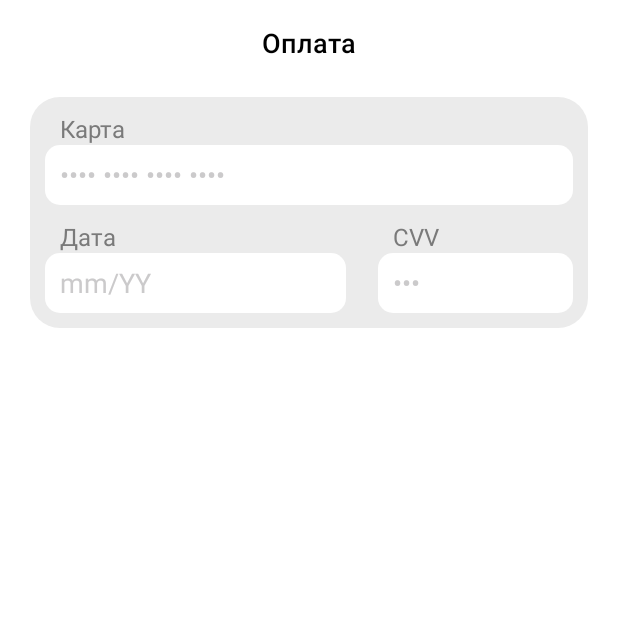
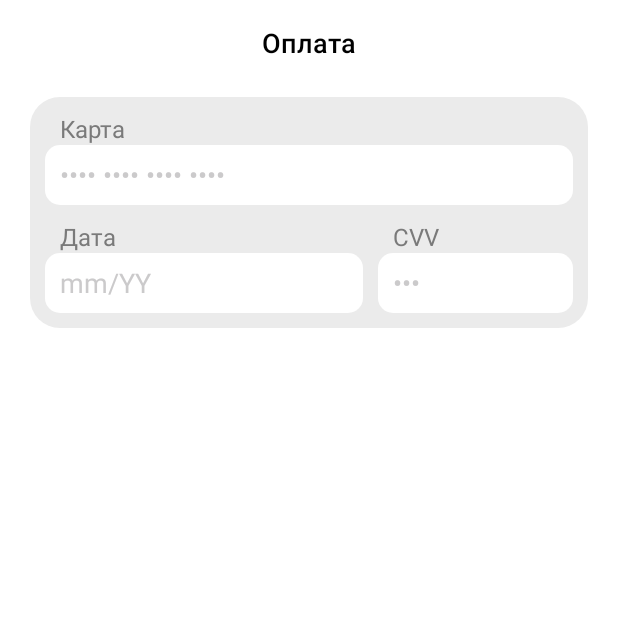
Before and after one commit to PotaninPM/PROD-Second-Tour-2025, an Android app: the fragment PaymentFragment shown on its own in the app's theme, on a phone screen of 412 x 824 dp, the top half of it. Run offline under Robolectric (Android 15) with nearby library versions, the phone set to English and light mode, and no system bars.

Commit message:
check 11 task

```diff
--- a/solution/src/main/kotlin/com/prod/solution/impl/ui/payment/PaymentScreenView.kt
+++ b/solution/src/main/kotlin/com/prod/solution/impl/ui/payment/PaymentScreenView.kt
@@ -3,7 +3,9 @@ package com.prod.solution.impl.ui.payment
 import android.content.Context
 import android.util.AttributeSet
 import android.view.LayoutInflater
+import android.view.View
 import android.widget.RelativeLayout
+import androidx.core.widget.addTextChangedListener
 import com.prod.core.api.ui.payment.PaymentState
 import com.prod.solution.databinding.PaymentViewBinding
 
@@ -37,8 +39,53 @@ class PaymentScreenView @JvmOverloads constructor(
         onCardCvvChanged: (String) -> Unit,
         onPayButtonClicked: (PaymentState) -> Unit
     ) {
-        with(binding) {
 
+        /*binding.tilCardNumber.editText?.apply {
+            setText(paymentState.cardNumber)
+            addTextChangedListener {
+                val text = it.toString()
+                onCardNumberChanged(text)
+            }
         }
+
+        binding.tvCardError.visibility = if (paymentState.isCardNumberValid) {
+            View.GONE
+        } else {
+            View.VISIBLE
+        }
+
+        binding.tilExpDate.editText?.apply {
+            setText(paymentState.cardDate)
+            addTextChangedListener {
+                val text = it.toString()
+                onCardDateChanged(text)
+            }
+        }
+
+        binding.tvExpDateError.visibility = if (paymentState.isCardDateValid) {
+            View.GONE
+        } else {
+            View.VISIBLE
+        }
+
+        binding.tilCvv.editText?.apply {
+            setText(paymentState.cardCvv)
+            addTextChangedListener {
+                val text = it.toString()
+                onCardCvvChanged(text)
+            }
+        }
+
+        binding.tvCvvError.visibility = if (paymentState.isCardCvvValid) {
+            View.GONE
+        } else {
+            View.VISIBLE
+        }
+
+        binding.btnPay.isEnabled = paymentState.isPaymentAvailable
+
+        binding.btnPay.setOnClickListener {
+            onPayButtonClicked(paymentState)
+        }*/
     }
 }
--- a/solution/src/main/res/layout/payment_view.xml
+++ b/solution/src/main/res/layout/payment_view.xml
@@ -24,8 +24,7 @@
         android:layout_height="wrap_content"
         android:background="@drawable/payment_box_bg"
         android:layout_marginHorizontal="20dp"
-        android:padding="10dp"
-        android:paddingHorizontal="10dp"
+        android:paddingVertical="10dp"
         android:layout_marginTop="24dp"
         app:layout_constraintTop_toBottomOf="@id/tvTitle"
         app:layout_constraintStart_toStartOf="parent"
@@ -35,28 +34,28 @@
             android:id="@+id/linearLayout"
             android:layout_width="match_parent"
             android:layout_height="wrap_content"
+            android:layout_marginHorizontal="10dp"
             android:orientation="vertical"
-            app:layout_constraintTop_toTopOf="parent"
-            tools:layout_editor_absoluteX="10dp">
+            app:layout_constraintTop_toTopOf="parent">
 
             <TextView
                 android:layout_width="wrap_content"
                 android:layout_height="wrap_content"
-                android:textSize="16dp"
+                android:layout_marginStart="10dp"
+                android:text="Карта"
                 android:textColor="#7A7A7A"
-                android:layout_marginStart="10dp"
-                android:text="Карта" />
+                android:textSize="16dp" />
 
             <TextView
                 android:id="@+id/cardError"
-                android:textColor="#FF0000"
-                android:textSize="16sp"
-                android:includeFontPadding="false"
-                android:visibility="gone"
                 android:layout_width="wrap_content"
                 android:layout_height="wrap_content"
                 android:layout_marginStart="10dp"
-                android:text="Неверно" />
+                android:includeFontPadding="false"
+                android:text="Неверно"
+                android:textColor="#FF0000"
+                android:textSize="16sp"
+                android:visibility="gone" />
 
             <EditText
                 android:id="@+id/etCardNumber"
@@ -64,50 +63,45 @@
                 android:layout_height="40dp"
                 android:background="@drawable/edit_text_bg"
                 android:hint="•••• •••• •••• ••••"
-                android:textColorHint="#CBCACB"
                 android:inputType="number"
                 android:paddingStart="10dp"
                 android:textColor="#7A7A7A"
+                android:textColorHint="#CBCACB"
                 android:textSize="18sp"
                 app:layout_constraintEnd_toEndOf="parent"
                 app:layout_constraintStart_toStartOf="parent"
                 app:layout_constraintTop_toTopOf="parent" />
         </LinearLayout>
 
-        <androidx.constraintlayout.widget.ConstraintLayout
-            android:layout_width="match_parent"
-            android:layout_height="wrap_content"
-            android:orientation="horizontal"
-            app:layout_constraintTop_toBottomOf="@+id/linearLayout">
-
         <LinearLayout
             android:id="@+id/linearLayout2"
             android:layout_width="0dp"
             android:layout_height="wrap_content"
+            android:orientation="vertical"
+            android:layout_marginStart="10dp"
             android:layout_marginTop="10dp"
-                android:orientation="vertical"
             app:layout_constraintStart_toStartOf="parent"
-                app:layout_constraintTop_toTopOf="parent"
+            app:layout_constraintTop_toBottomOf="@+id/linearLayout"
             app:layout_constraintWidth_percent="0.57">
 
             <TextView
                 android:layout_width="wrap_content"
                 android:layout_height="wrap_content"
-                    android:textSize="16dp"
+                android:layout_marginStart="10dp"
+                android:text="Дата"
                 android:textColor="#7A7A7A"
-                    android:layout_marginStart="10dp"
-                    android:text="Дата" />
+                android:textSize="16dp" />
 
             <TextView
                 android:id="@+id/dateError"
-                    android:textColor="#FF0000"
-                    android:textSize="16sp"
-                    android:includeFontPadding="false"
-                    android:visibility="gone"
                 android:layout_width="wrap_content"
                 android:layout_height="wrap_content"
                 android:layout_marginStart="10dp"
-                    android:text="Неверно" />
+                android:includeFontPadding="false"
+                android:text="Неверно"
+                android:textColor="#FF0000"
+                android:textSize="16sp"
+                android:visibility="gone" />
 
             <EditText
                 android:id="@+id/etCardDate"
@@ -115,42 +109,44 @@
                 android:layout_height="40dp"
                 android:background="@drawable/edit_text_bg"
                 android:hint="mm/YY"
-                    android:textColorHint="#CBCACB"
                 android:inputType="text"
                 android:paddingStart="10dp"
                 android:textColor="#7A7A7A"
+                android:textColorHint="#CBCACB"
                 android:textSize="18sp"
                 app:layout_constraintStart_toStartOf="parent" />
 
         </LinearLayout>
 
         <LinearLayout
+            android:id="@+id/linearLayout3"
             android:layout_width="0dp"
             android:layout_height="wrap_content"
+            android:layout_marginTop="10dp"
+            android:layout_marginEnd="10dp"
             android:orientation="vertical"
-                android:layout_marginTop="10dp"
             app:layout_constraintEnd_toEndOf="parent"
-                app:layout_constraintTop_toTopOf="parent"
-                app:layout_constraintWidth_percent="0.37">
+            app:layout_constraintTop_toBottomOf="@+id/linearLayout"
+            app:layout_constraintWidth_percent="0.35">
 
             <TextView
                 android:layout_width="wrap_content"
                 android:layout_height="wrap_content"
                 android:layout_marginStart="10dp"
-                    android:textSize="16dp"
+                android:text="CVV"
                 android:textColor="#7A7A7A"
-                    android:text="CVV" />
+                android:textSize="16dp" />
 
             <TextView
                 android:id="@+id/cvvError"
-                    android:textColor="#FF0000"
-                    android:textSize="16sp"
-                    android:includeFontPadding="false"
-                    android:visibility="gone"
                 android:layout_width="wrap_content"
                 android:layout_height="wrap_content"
                 android:layout_marginStart="10dp"
-                    android:text="Неверно" />
+                android:includeFontPadding="false"
+                android:text="Неверно"
+                android:textColor="#FF0000"
+                android:textSize="16sp"
+                android:visibility="gone" />
 
             <EditText
                 android:id="@+id/etCardCvv"
@@ -158,15 +154,14 @@
                 android:layout_height="40dp"
                 android:background="@drawable/edit_text_bg"
                 android:hint="•••"
-                    android:textColorHint="#CBCACB"
                 android:inputType="number"
                 android:paddingStart="10dp"
                 android:textColor="#7A7A7A"
+                android:textColorHint="#CBCACB"
                 android:textSize="18sp"
                 app:layout_constraintEnd_toEndOf="parent"
                 app:layout_constraintTop_toBottomOf="@+id/linearLayout" />
         </LinearLayout>
-        </androidx.constraintlayout.widget.ConstraintLayout>
     </androidx.constraintlayout.widget.ConstraintLayout>
 
     <Button
```
Lines whose indentation alone changed are shown as unchanged.
